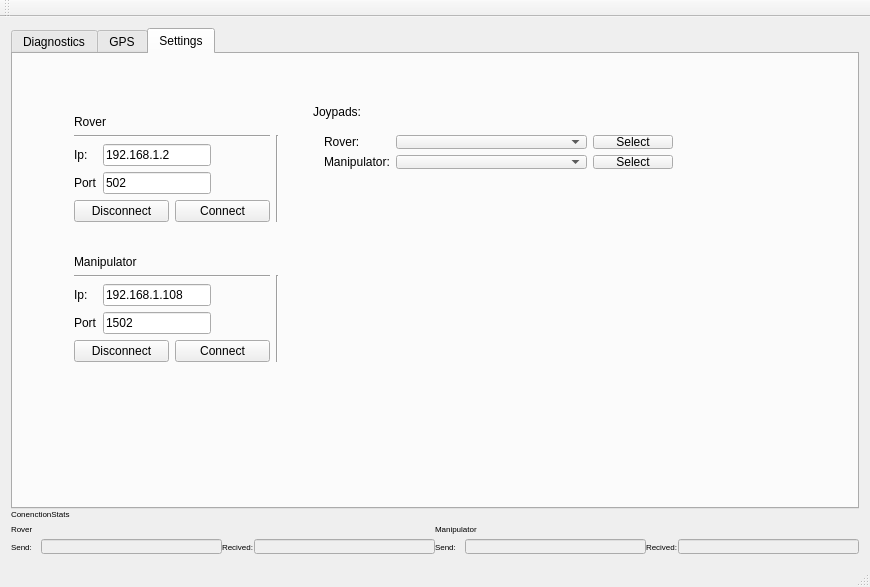
Above: mainwindow.ui from RoverURC/ARES_URS before the change. Below: the same form after it.
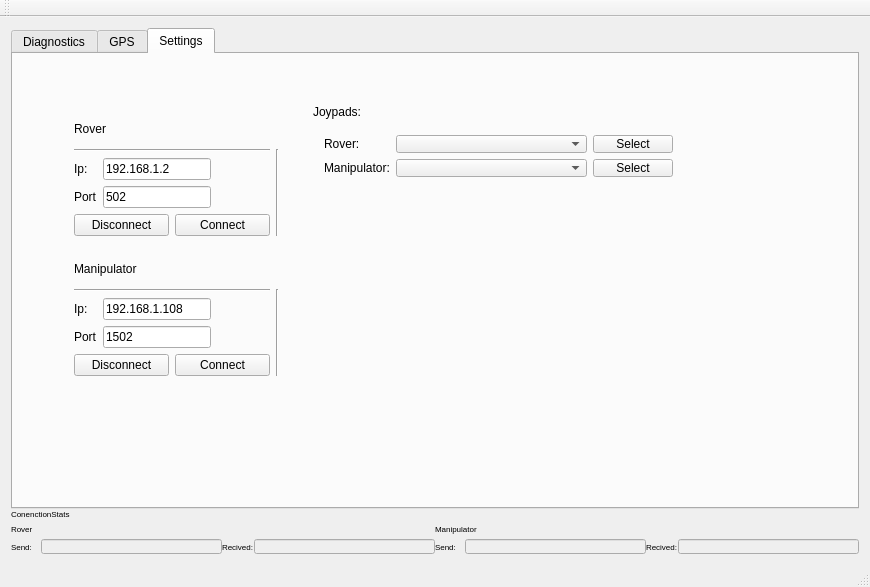
That is the form after the change. The open tabs and pages were chosen to show the change. Custom widgets are drawn as their Qt base class.

What changed in the file:
```diff
--- a/mainwindow.ui
+++ b/mainwindow.ui
@@ -2725,7 +2725,7 @@
               <x>50</x>
               <y>190</y>
               <width>227</width>
-              <height>129</height>
+              <height>143</height>
              </rect>
             </property>
             <layout class="QVBoxLayout" name="verticalLayout_36">
@@ -2862,7 +2862,7 @@
               <x>50</x>
               <y>50</y>
               <width>227</width>
-              <height>129</height>
+              <height>143</height>
              </rect>
             </property>
             <layout class="QVBoxLayout" name="verticalLayout_41">
@@ -2986,7 +2986,7 @@
               <x>300</x>
               <y>70</y>
               <width>371</width>
-              <height>56</height>
+              <height>64</height>
              </rect>
             </property>
             <layout class="QHBoxLayout" name="horizontalLayout_35">
```
Left out of the diff: 26 changed lines with no effect on the pictures.
